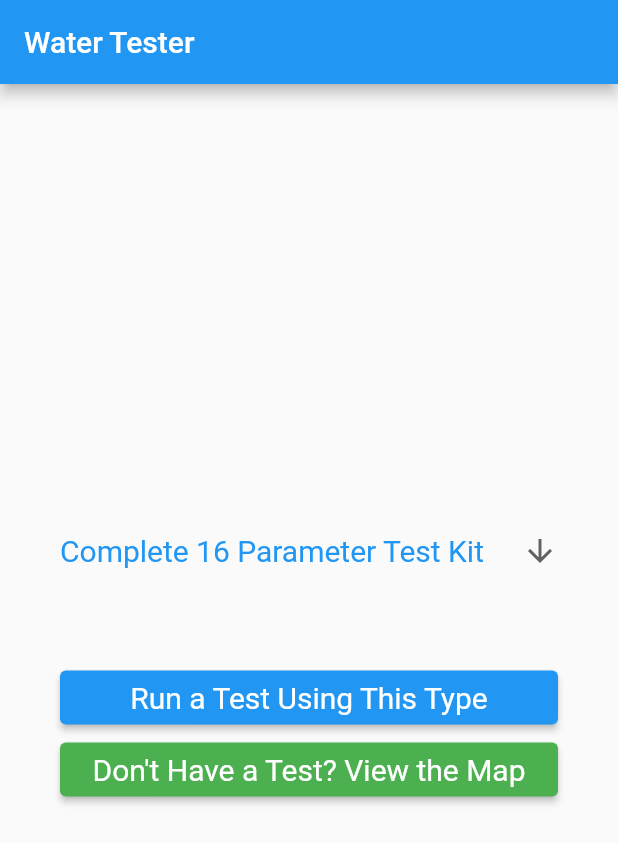
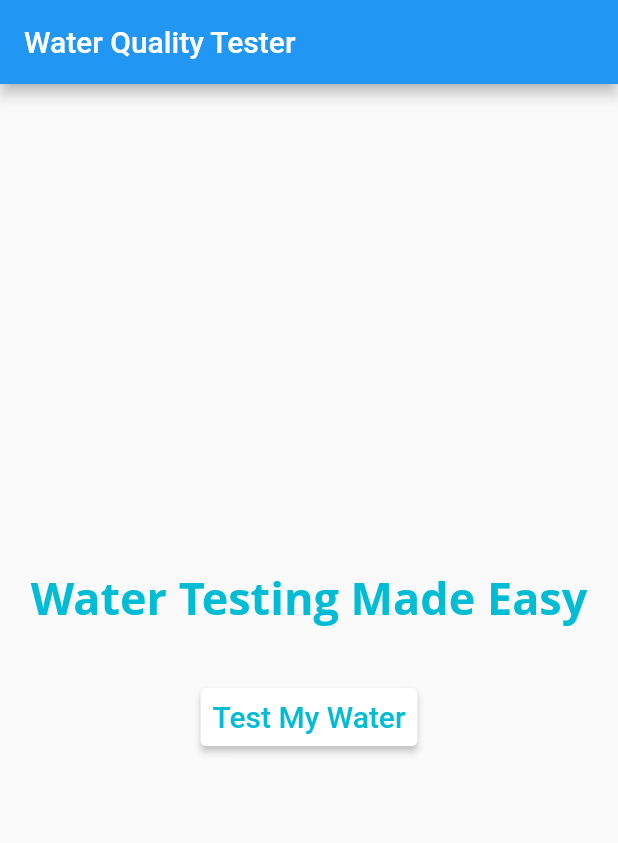
Before and after one commit to garrettcollier/WaterQualityTester, a Flutter app: the screen it shows after launch, on a phone screen of 412 x 824 dp. Shown: the top 843 px of the screen. Run offline on Flutter 3.47's test engine with Material 2 defaults, Android fonts, the phone set to English and light mode, and no system bars; our stand-ins replace camera, flutter_native_image, geocoding, geolocator, google_maps_flutter; missing offline and left inert: a package; Roboto replaces fonts that are missing (Open Sans).

Commit message:
Splash page created

```diff
--- /dev/null
+++ b/water_quality_app/lib/begin.dart
@@ -0,0 +1,71 @@
+import 'package:flutter/material.dart';
+import 'package:water_quality_app/home.dart';
+
+class FrontPage extends StatelessWidget {
+  FrontPage({super.key});
+        @override
+        Widget build(BuildContext context) {
+          return MaterialApp(
+            home: Front(),
+        );
+        }
+}
+class Front extends StatefulWidget {
+  const Front ({Key? key}) : super(key: key);
+
+  @override
+  State<Front> createState() => _FrontState();
+}
+
+class _FrontState extends State<Front> {
+   String _buttonText = "Test My Water";
+  @override
+  Widget build(BuildContext context) {
+    return Scaffold(
+      appBar: AppBar(
+        title: const Text("Water Quality Tester"),
+      ),
+      body: Center(
+        child: Column(
+          mainAxisAlignment: MainAxisAlignment.center,
+          children: [
+            const Padding(
+              padding: EdgeInsets.only(bottom: 35),
+              child: Text(
+                  "Water Testing Made Easy",
+                  textAlign: TextAlign.center,
+                  style: TextStyle(
+                    color: Colors.cyan,
+                    fontWeight: FontWeight.bold,
+                    fontStyle: FontStyle.normal,
+                    fontFamily: 'Open Sans',
+                    fontSize: 30
+                  ),
+                  ),
+            ),
+            TextButton(
+              onPressed: () {
+                  Navigator.push(
+                    context,
+                    MaterialPageRoute(
+                      builder: (context) => const Home(),
+                    ),
+                  );
+              },
+              style: TextButton.styleFrom(
+                  foregroundColor: Colors.cyan,
+                  elevation: 2,
+                  backgroundColor: Colors.white
+                  ),
+              child: Text(
+                _buttonText,
+                style: const TextStyle(fontSize: 20),
+              ),
+            ),
+
+          ],
+      ),
+      ),
+    );
+  }
+}
--- a/water_quality_app/lib/camera.dart
+++ b/water_quality_app/lib/camera.dart
@@ -62,7 +62,7 @@ class _CameraPageState extends State<CameraPage> {
 
   @override
   void initState() {
-    onNewCameraSelected(cameras[0]);
+    onNewCameraSelected(cameras[1]);
     super.initState();
   }
 
--- a/water_quality_app/lib/main.dart
+++ b/water_quality_app/lib/main.dart
@@ -1,5 +1,6 @@
 import 'package:flutter/material.dart';
 import 'package:camera/camera.dart';
+import 'package:water_quality_app/begin.dart';
 import 'package:water_quality_app/select_tester_type.dart';
 
 List<CameraDescription> cameras = [];
@@ -10,5 +11,7 @@ Future<void> main() async {
   } on CameraException catch (e) {
     print('Error in fetching the cameras: $e');
   }
-  runApp(const SelectTesterPage());
+  runApp(
+    FrontPage(),
+    );
 }
--- a/water_quality_app/lib/select_tester_type.dart
+++ b/water_quality_app/lib/select_tester_type.dart
@@ -1,4 +1,5 @@
 import 'package:flutter/material.dart';
+import 'package:water_quality_app/begin.dart';
 import 'package:water_quality_app/home.dart';
 import 'package:water_quality_app/map.dart';
 
--- a/water_quality_app/pubspec.yaml
+++ b/water_quality_app/pubspec.yaml
@@ -20,7 +20,7 @@ publish_to: 'none' # Remove this line if you wish to publish to pub.dev
 version: 1.0.0+1
 
 environment:
-  sdk: '>=2.18.2 <3.0.0'
+  sdk: ">=2.17.2 <3.0.0"
 
 # Dependencies specify other packages that your package needs in order to work.
 # To automatically upgrade your package dependencies to the latest versions
```
Also changed, not shown: water_quality_app/pubspec.lock, 3 other files.
